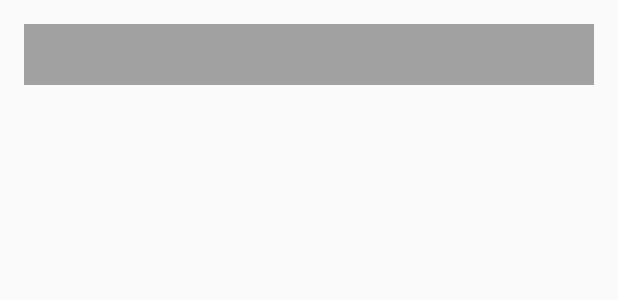
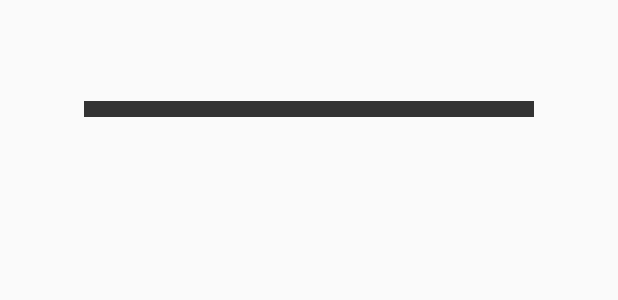
Before and after one commit to wastedige/Netfeelix, an Android app: the layout activity_movie_detail.xml on its own in the app's theme, with its tools: preview values and no code run, on a phone screen of 412 x 824 dp. Shown: the top 300 px of the screen. Run offline under Robolectric (Android 15) with nearby library versions, the phone set to English and light mode, and no system bars.

Commit message:
Mature tag added

```diff
--- a/app/src/main/res/layout/activity_movie_detail.xml
+++ b/app/src/main/res/layout/activity_movie_detail.xml
@@ -6,6 +6,7 @@
 
     <RelativeLayout xmlns:android="http://schemas.android.com/apk/res/android"
         xmlns:tools="http://schemas.android.com/tools"
+        android:id="@+id/main"
         android:layout_width="match_parent"
         android:layout_height="match_parent"
         android:paddingBottom="@dimen/activity_vertical_margin"
@@ -20,16 +21,31 @@
             android:textStyle="bold"
             android:gravity="center"
             android:layout_marginBottom="5dp"
-            android:background="#a1a1a1"
             android:layout_width="match_parent"
             android:layout_height="wrap_content" />
         <ImageView
             android:id="@+id/detailed_image"
             android:layout_below="@+id/detailed_text_title"
+            android:padding="5dp"
+            android:layout_margin="5dp"
+            android:background="#333333"
+            android:layout_centerInParent="true"
+            android:layout_width="300dp"
+            android:layout_height="wrap_content" />
+        <ImageView
+            android:id="@+id/rating_image"
+            android:layout_alignRight="@id/detailed_image"
+            android:layout_alignLeft="@id/detailed_image"
+            android:layout_alignBottom="@id/detailed_image"
+            android:src="@drawable/mature"
+            android:visibility="invisible"
             android:layout_width="wrap_content"
-            android:layout_height="wrap_content" />
+            android:layout_height="64dp" />
         <TextView
+            android:gravity="center"
+            android:backgroundTintMode="src_over"
             android:layout_below="@+id/detailed_image"
+            android:backgroundTint="@color/colorPrimary"
             android:id="@+id/detailed_text_overview"
             android:layout_width="wrap_content"
             android:layout_height="wrap_content" />
```
Also changed, not shown: app/src/main/java/com/example/shacra/netfeelix/MovieDetailActivity.java (+9 -3 lines), app/src/main/res/drawable/mature.png (added).
